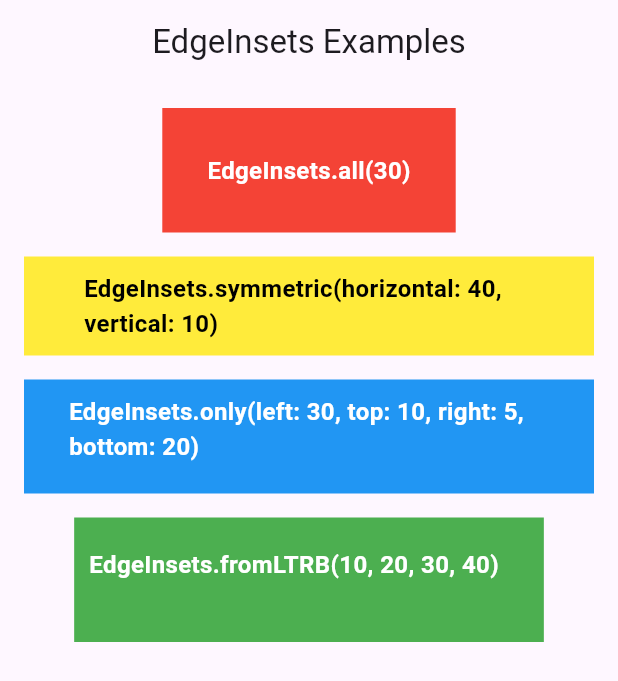
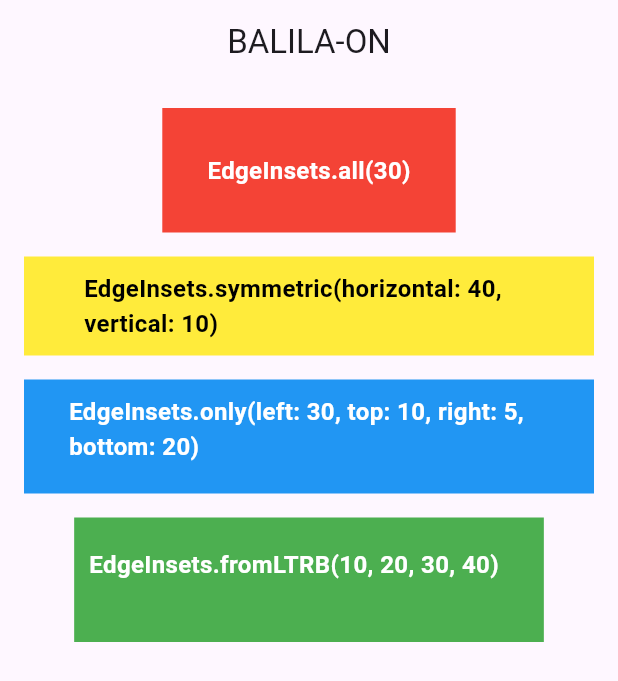
Before and after one commit to Hayatebal/edgeinsets, a Flutter app: the screen it shows after launch, on a phone screen of 412 x 824 dp. Shown: the top 681 px of the screen. Run offline on Flutter 3.47's test engine with Material 3 defaults, Android fonts, the light colour scheme and no system bars.

Commit message:
modified:   lib/main.dart

```diff
--- a/lib/main.dart
+++ b/lib/main.dart
@@ -27,7 +27,7 @@ class EdgeInsetsExamplesPage extends StatelessWidget {
   Widget build(BuildContext context) {
     return Scaffold(
       appBar: AppBar(
-        title: const Text('EdgeInsets Examples'),
+        title: const Text('BALILA-ON'),
         centerTitle: true,
       ),
       body: SingleChildScrollView(
```
